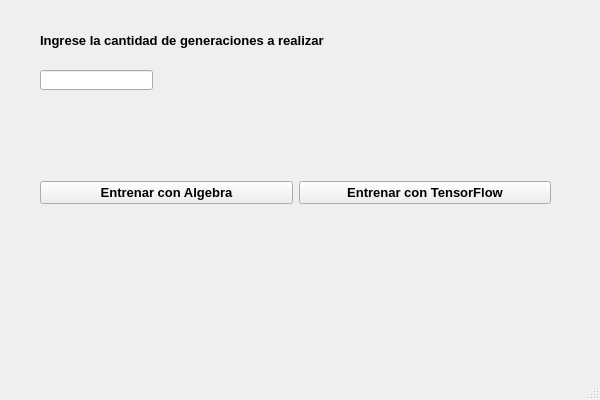
Old version of the form ventana.ui in the repository manuel2001bk/Red-neuronal-1-neurona.
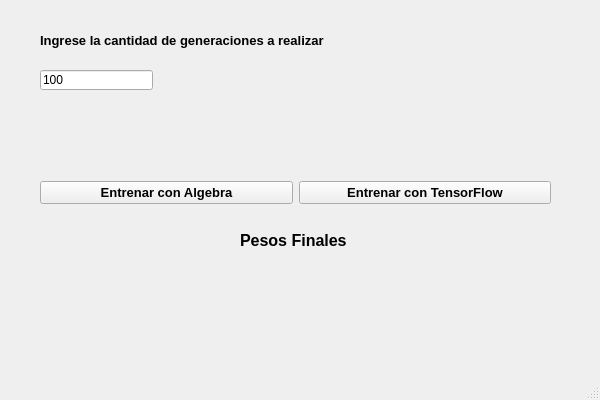
New version of the form.

Commit message: cambios de vista y modificación de la entrada

The edit to the form file:
```diff
--- a/ventana.ui
+++ b/ventana.ui
@@ -43,8 +43,11 @@
       <height>20</height>
      </rect>
     </property>
+    <property name="text">
+     <string>100</string>
+    </property>
    </widget>
-   <widget class="QWidget" name="">
+   <widget class="QWidget" name="layoutWidget">
     <property name="geometry">
      <rect>
       <x>40</x>
@@ -84,6 +87,44 @@
      </item>
     </layout>
    </widget>
+   <widget class="QLabel" name="label_2">
+    <property name="geometry">
+     <rect>
+      <x>240</x>
+      <y>230</y>
+      <width>111</width>
+      <height>20</height>
+     </rect>
+    </property>
+    <property name="font">
+     <font>
+      <pointsize>12</pointsize>
+      <weight>75</weight>
+      <bold>true</bold>
+     </font>
+    </property>
+    <property name="text">
+     <string>Pesos Finales</string>
+    </property>
+   </widget>
+   <widget class="QLabel" name="pesos">
+    <property name="geometry">
+     <rect>
+      <x>10</x>
+      <y>260</y>
+      <width>581</width>
+      <height>111</height>
+     </rect>
+    </property>
+    <property name="font">
+     <font>
+      <pointsize>10</pointsize>
+     </font>
+    </property>
+    <property name="text">
+     <string/>
+    </property>
+   </widget>
   </widget>
   <widget class="QMenuBar" name="menubar">
    <property name="geometry">
```
The commit also changes 2 other files.
